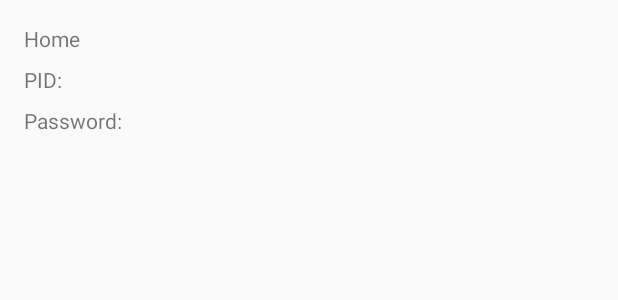
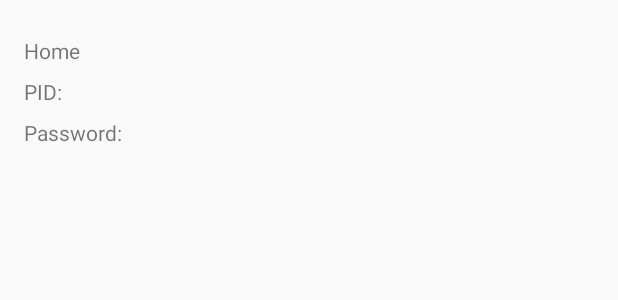
Before and after one commit to MandarAcharekar/Library-SFIT, an Android app: the layout page_home.xml on its own in the app's theme, with its tools: preview values and no code run, on a phone screen of 412 x 824 dp. Shown: the top 300 px of the screen. Run offline under Robolectric (Android 15) with nearby library versions, the light colour scheme and no system bars.

Commit message:
Moved text down

```diff
--- a/app/src/main/res/layout/page_home.xml
+++ b/app/src/main/res/layout/page_home.xml
@@ -1,5 +1,6 @@
 <?xml version="1.0" encoding="utf-8"?>
 <android.support.constraint.ConstraintLayout xmlns:android="http://schemas.android.com/apk/res/android"
+    xmlns:tools="http://schemas.android.com/tools"
     android:layout_width="match_parent"
     android:layout_height="match_parent"
     xmlns:app="http://schemas.android.com/apk/res-auto"
@@ -12,8 +13,7 @@
         android:layout_width="wrap_content"
         android:layout_height="wrap_content"
         android:layout_marginLeft="@dimen/activity_horizontal_margin"
-        android:layout_marginStart="@dimen/activity_horizontal_margin"
-        android:layout_marginTop="@dimen/activity_vertical_margin"
+        android:layout_marginTop="24dp"
         android:text="@string/title_home"
         app:layout_constraintLeft_toLeftOf="parent"
         app:layout_constraintTop_toTopOf="parent" />
```
Also changed, not shown: app/src/main/res/layout/page_dash.xml (+6 -1 lines), app/src/main/res/layout/page_navigation.xml (+8 -2 lines).
